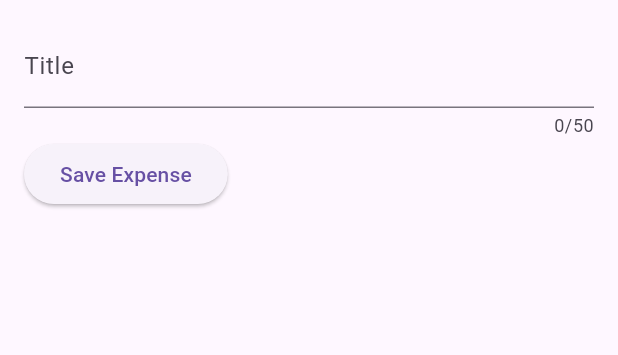
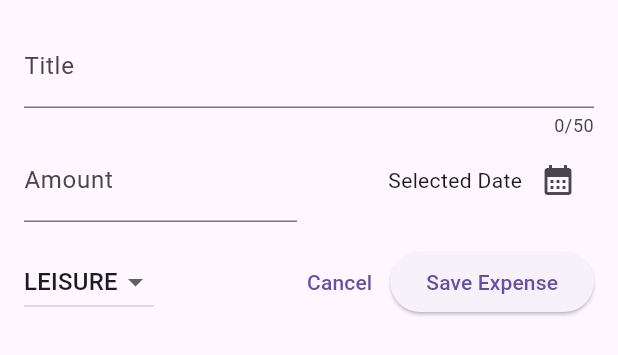
Before and after one commit to hr-shuvo/expense_tracker, a Flutter app: the NewExpense widget shown alone on an empty page, opened directly, on a phone screen of 412 x 824 dp. Shown: the top 355 px of the screen. Run offline on Flutter 3.47's test engine with Material 3 defaults, Android fonts, the phone set to English and light mode, and no system bars.

Commit message:
add dropdown

```diff
--- a/lib/widgets/expense_list/expense_item.dart
+++ b/lib/widgets/expense_list/expense_item.dart
@@ -1,5 +1,6 @@
 import 'package:expense_tracker/models/expense.dart';
 import 'package:flutter/material.dart';
+import 'package:intl/intl.dart';
 
 class ExpenseItem extends StatelessWidget {
   const ExpenseItem({super.key, required this.expense});
@@ -23,7 +24,7 @@ class ExpenseItem extends StatelessWidget {
                   children: [
                     Icon(categoryIcons[expense.category]),
                     SizedBox(width: 8),
-                    Text(expense.date.toString()),
+                    Text(DateFormat('dd/MM/yyyy').format(expense.date)),
                   ],
                 ),
               ],
--- a/lib/widgets/new_expense.dart
+++ b/lib/widgets/new_expense.dart
@@ -1,4 +1,6 @@
 import 'package:flutter/material.dart';
+
+import '../models/expense.dart';
 
 class NewExpense extends StatefulWidget {
   const NewExpense({super.key});
@@ -11,11 +13,31 @@ class NewExpense extends StatefulWidget {
 
 class _NewExpenseState extends State<NewExpense> {
   final _titleController = TextEditingController();
+  final _amountController = TextEditingController();
+  DateTime? _selectedDate;
+  Category _selectedCategory = Category.leisure;
 
   @override
   void dispose() {
     _titleController.dispose();
+    _amountController.dispose();
     super.dispose();
+  }
+
+  void _presentDatePicker() async {
+    final now = DateTime.now();
+    final firstDate = DateTime(now.year - 1, now.month, now.day);
+
+    final pickedDate = await showDatePicker(
+      context: context,
+      initialDate: _selectedDate ?? now,
+      firstDate: firstDate,
+      lastDate: now,
+    );
+
+    setState(() {
+      _selectedDate = pickedDate;
+    });
   }
 
   @override
@@ -31,6 +53,61 @@ class _NewExpenseState extends State<NewExpense> {
           ),
           Row(
             children: [
+              Expanded(
+                child: TextField(
+                  controller: _amountController,
+                  keyboardType: TextInputType.number,
+                  decoration: const InputDecoration(
+                    label: Text('Amount'),
+                    prefixText: '\$ ',
+                  ),
+                ),
+              ),
+              const SizedBox(width: 16),
+              Expanded(
+                child: Row(
+                  mainAxisAlignment: MainAxisAlignment.end,
+                  crossAxisAlignment: CrossAxisAlignment.center,
+                  children: [
+                    Text('Selected Date'),
+                    IconButton(
+                      onPressed: _presentDatePicker,
+                      icon: const Icon(Icons.calendar_month),
+                    ),
+                  ],
+                ),
+              ),
+            ],
+          ),
+          const SizedBox(height: 16),
+          Row(
+            children: [
+              DropdownButton(
+                value: _selectedCategory,
+                items: Category.values
+                    .map(
+                      (category) => DropdownMenuItem(
+                        value: category,
+                        child: Text(category.name.toUpperCase()),
+                      ),
+                    )
+                    .toList(),
+                onChanged: (value) {
+                  if (value == null) {
+                    return;
+                  }
+                  setState(() {
+                    _selectedCategory = value;
+                  });
+                },
+              ),
+              const Spacer(),
+              TextButton(
+                onPressed: () {
+                  Navigator.pop(context);
+                },
+                child: const Text('Cancel'),
+              ),
               ElevatedButton(
                 onPressed: () {
                   print(_titleController.text);
```
